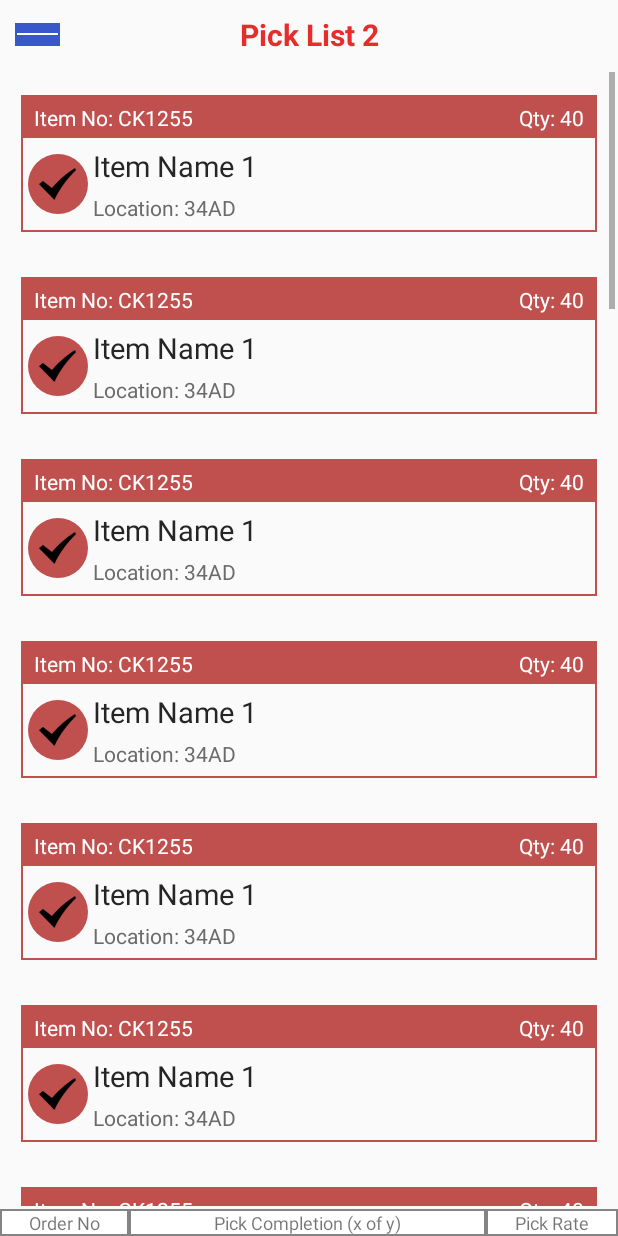
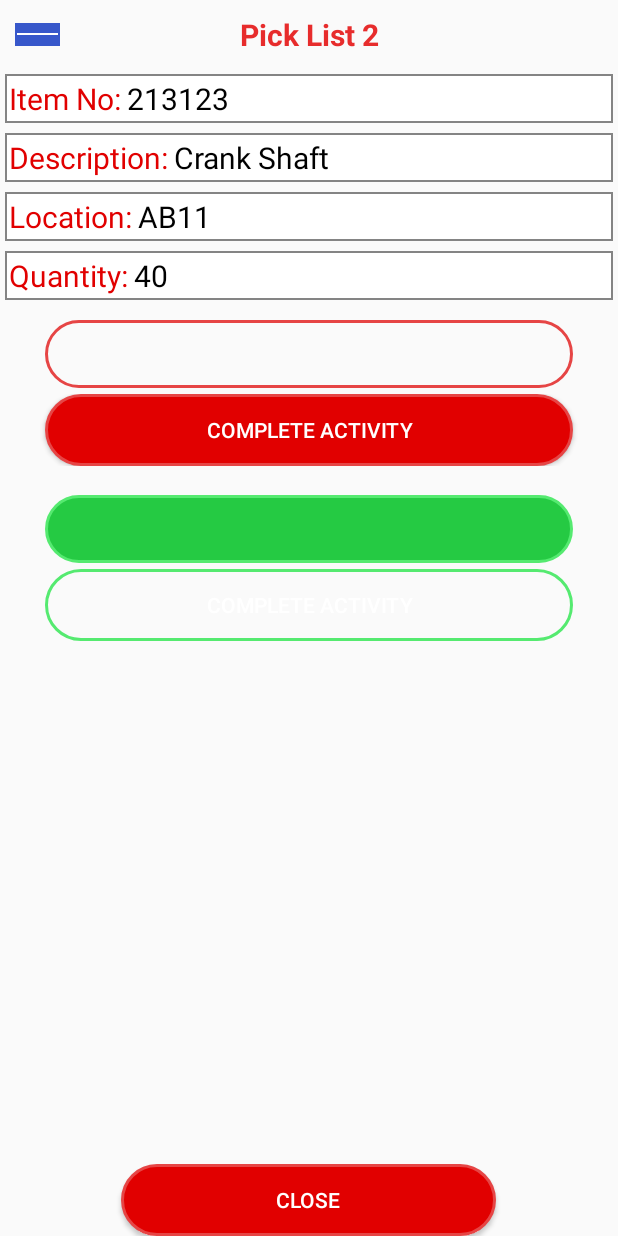
Before and after one commit to rahulrainaaa/TestApp, an Android app: the PickListActivity screen opened directly, with no data from a screen before it, after a tap on "Item No: CK1255", on a phone screen of 412 x 824 dp. Run offline under Robolectric (Android 15) with nearby library versions, the phone set to English and light mode, and no system bars.

Commit message:
Initial Commit

```diff
--- a/app/build.gradle
+++ b/app/build.gradle
@@ -25,5 +25,6 @@ dependencies {
         exclude group: 'com.android.support', module: 'support-annotations'
     })
     compile 'com.android.support:appcompat-v7:24.2.1'
+    compile 'com.android.support:design:24.2.1'
     testCompile 'junit:junit:4.12'
 }
--- a/app/src/main/AndroidManifest.xml
+++ b/app/src/main/AndroidManifest.xml
@@ -19,7 +19,11 @@
             android:name=".activity.HomePageActivity"
             android:label="Activity List" />
         <activity android:name=".activity.SummaryActivity" />
-        <activity android:name=".activity.PickListActivity"></activity>
+        <activity android:name=".activity.PickListActivity" />
+        <activity
+            android:name=".activity.PickListDetailActivity"
+            android:label="@string/title_activity_pick_list_detail"
+            android:theme="@style/AppTheme.NoActionBar"></activity>
     </application>
 
 </manifest>
--- a/app/src/main/java/app/testapp/activity/PickListActivity.java
+++ b/app/src/main/java/app/testapp/activity/PickListActivity.java
@@ -1,11 +1,11 @@
 package app.testapp.activity;
 
+import android.content.Intent;
 import android.os.Bundle;
 import android.support.v4.app.FragmentActivity;
 import android.view.View;
 import android.widget.AdapterView;
 import android.widget.ListView;
-import android.widget.Toast;
 
 import java.util.ArrayList;
 
@@ -34,6 +34,6 @@ public class PickListActivity extends FragmentActivity implements AdapterView.On
 
     @Override
     public void onItemClick(AdapterView<?> parent, View view, int position, long id) {
-        Toast.makeText(this, "Selected Item: " + position, Toast.LENGTH_SHORT).show();
+        startActivity(new Intent(this, PickListDetailActivity.class));
     }
 }
--- /dev/null
+++ b/app/src/main/java/app/testapp/activity/PickListDetailActivity.java
@@ -0,0 +1,22 @@
+package app.testapp.activity;
+
+import android.os.Bundle;
+import android.support.design.widget.FloatingActionButton;
+import android.support.design.widget.Snackbar;
+import android.support.v4.app.FragmentActivity;
+import android.support.v7.app.AppCompatActivity;
+import android.support.v7.widget.Toolbar;
+import android.view.View;
+
+import app.testapp.R;
+
+public class PickListDetailActivity extends FragmentActivity {
+
+    @Override
+    protected void onCreate(Bundle savedInstanceState) {
+        super.onCreate(savedInstanceState);
+        setContentView(R.layout.activity_pick_list_detail);
+
+    }
+
+}
--- /dev/null
+++ b/app/src/main/res/drawable/circleshape_bordergreen.xml
@@ -0,0 +1,17 @@
+<shape xmlns:android="http://schemas.android.com/apk/res/android"
+    android:shape="rectangle">
+
+
+    <stroke
+        android:width="2dp"
+        android:color="#55ea70" />
+
+    <padding
+        android:bottom="0dp"
+        android:left="0dp"
+        android:right="0dp"
+        android:top="0dp" />
+
+    <corners android:radius="70dp" />
+
+</shape>
--- /dev/null
+++ b/app/src/main/res/drawable/circleshape_borderred.xml
@@ -0,0 +1,17 @@
+<shape xmlns:android="http://schemas.android.com/apk/res/android"
+    android:shape="rectangle">
+
+
+    <stroke
+        android:width="2dp"
+        android:color="#e64545" />
+
+    <padding
+        android:bottom="0dp"
+        android:left="0dp"
+        android:right="0dp"
+        android:top="0dp" />
+
+    <corners android:radius="70dp" />
+
+</shape>
--- /dev/null
+++ b/app/src/main/res/layout/activity_pick_list_detail.xml
@@ -0,0 +1,262 @@
+<?xml version="1.0" encoding="utf-8"?>
+<RelativeLayout xmlns:android="http://schemas.android.com/apk/res/android"
+    android:layout_width="match_parent"
+    android:layout_height="match_parent">
+
+    <LinearLayout
+        android:id="@+id/linearLayout2"
+        android:layout_width="match_parent"
+        android:layout_height="wrap_content"
+        android:layout_marginBottom="5dp"
+        android:layout_marginTop="5dp"
+        android:gravity="center_vertical"
+        android:orientation="horizontal">
+
+        <LinearLayout
+            android:id="@+id/menu_layout"
+            android:layout_width="30dp"
+            android:layout_height="15dp"
+            android:layout_margin="10dp"
+            android:background="#3757ca"
+            android:gravity="center">
+
+            <LinearLayout
+                android:layout_width="match_parent"
+                android:layout_height="1dp"
+                android:layout_margin="1dp"
+                android:background="#ffffff" />
+
+        </LinearLayout>
+
+        <TextView
+            android:layout_width="match_parent"
+            android:layout_height="wrap_content"
+            android:gravity="center"
+            android:paddingRight="50dp"
+            android:text="Pick List 2"
+            android:textColor="#e72c2c"
+            android:textSize="20dp"
+            android:textStyle="bold" />
+
+    </LinearLayout>
+
+    <ScrollView
+        android:layout_width="match_parent"
+        android:layout_height="match_parent"
+        android:layout_above="@+id/linearLayout"
+        android:layout_below="@+id/linearLayout2">
+
+        <LinearLayout
+            android:layout_width="match_parent"
+            android:layout_height="match_parent"
+            android:orientation="vertical">
+
+            <LinearLayout
+                android:layout_width="match_parent"
+                android:layout_height="wrap_content"
+                android:layout_margin="3dp"
+                android:background="@drawable/rect_border"
+                android:orientation="horizontal">
+
+                <TextView
+                    android:layout_width="wrap_content"
+                    android:layout_height="wrap_content"
+                    android:layout_margin="2dp"
+                    android:text="Item No:"
+                    android:textColor="#e10000"
+                    android:textSize="20dp" />
+
+                <TextView
+                    android:layout_width="wrap_content"
+                    android:layout_height="wrap_content"
+                    android:layout_margin="2dp"
+                    android:text="213123"
+                    android:textColor="#000000"
+                    android:textSize="20dp" />
+
+            </LinearLayout>
+
+            <LinearLayout
+                android:layout_width="match_parent"
+                android:layout_height="wrap_content"
+                android:layout_margin="3dp"
+                android:background="@drawable/rect_border"
+                android:orientation="horizontal">
+
+                <TextView
+                    android:layout_width="wrap_content"
+                    android:layout_height="wrap_content"
+                    android:layout_margin="2dp"
+                    android:text="Description:"
+                    android:textColor="#e10000"
+                    android:textSize="20dp" />
+
+                <TextView
+                    android:layout_width="wrap_content"
+                    android:layout_height="wrap_content"
+                    android:layout_margin="2dp"
+                    android:text="Crank Shaft"
+                    android:textColor="#000000"
+                    android:textSize="20dp" />
+
+            </LinearLayout>
+
+            <LinearLayout
+                android:layout_width="match_parent"
+                android:layout_height="wrap_content"
+                android:layout_margin="3dp"
+                android:background="@drawable/rect_border"
+                android:orientation="horizontal">
+
+                <TextView
+                    android:layout_width="wrap_content"
+                    android:layout_height="wrap_content"
+                    android:layout_margin="2dp"
+                    android:text="Location:"
+                    android:textColor="#e10000"
+                    android:textSize="20dp" />
+
+                <TextView
+                    android:layout_width="wrap_content"
+                    android:layout_height="wrap_content"
+                    android:layout_margin="2dp"
+                    android:text="AB11"
+                    android:textColor="#000000"
+                    android:textSize="20dp" />
+
+            </LinearLayout>
+
+            <LinearLayout
+                android:layout_width="match_parent"
+                android:layout_height="wrap_content"
+                android:layout_margin="3dp"
+                android:background="@drawable/rect_border"
+                android:orientation="horizontal">
+
+                <TextView
+                    android:layout_width="wrap_content"
+                    android:layout_height="wrap_content"
+                    android:layout_margin="2dp"
+                    android:text="Quantity:"
+                    android:textColor="#e10000"
+                    android:textSize="20dp" />
+
+                <TextView
+                    android:layout_width="wrap_content"
+                    android:layout_height="wrap_content"
+                    android:layout_margin="2dp"
+                    android:text="40"
+                    android:textColor="#000000"
+                    android:textSize="20dp" />
+
+            </LinearLayout>
+
+            <LinearLayout
+                android:layout_width="match_parent"
+                android:layout_height="wrap_content"
+                android:layout_above="@+id/linearLayout6"
+                android:layout_alignParentLeft="true"
+                android:layout_alignParentStart="true"
+                android:layout_marginTop="10dp"
+                android:gravity="center"
+                android:orientation="horizontal">
+
+                <Spinner
+                    android:layout_width="match_parent"
+                    android:layout_height="45dp"
+                    android:layout_marginLeft="30dp"
+                    android:layout_marginRight="30dp"
+                    android:background="@drawable/circleshape_borderred" />
+
+            </LinearLayout>
+
+            <LinearLayout
+                android:id="@+id/linearLayout6"
+                android:layout_width="match_parent"
+                android:layout_height="wrap_content"
+                android:layout_above="@+id/linearLayout4"
+                android:layout_alignParentLeft="true"
+                android:layout_alignParentStart="true"
+                android:layout_marginTop="4dp"
+                android:gravity="center"
+                android:orientation="horizontal">
+
+                <Button
+                    android:layout_width="match_parent"
+                    android:layout_height="wrap_content"
+                    android:layout_marginLeft="30dp"
+                    android:layout_marginRight="30dp"
+                    android:background="@drawable/circleshape_red"
+                    android:text="COMPLETE ACTIVITY"
+                    android:textColor="#ffffff" />
+
+            </LinearLayout>
+
+            <LinearLayout
+                android:id="@+id/linearLayout4"
+                android:layout_width="match_parent"
+                android:layout_height="wrap_content"
+                android:layout_above="@+id/linearLayout5"
+                android:layout_alignParentLeft="true"
+                android:layout_alignParentStart="true"
+                android:layout_marginTop="19dp"
+                android:gravity="center"
+                android:orientation="horizontal">
+
+                <Spinner
+                    android:layout_width="match_parent"
+                    android:layout_height="45dp"
+                    android:layout_marginLeft="30dp"
+                    android:layout_marginRight="30dp"
+                    android:background="@drawable/circleshape_green" />
+
+            </LinearLayout>
+
+            <LinearLayout
+                android:id="@+id/linearLayout5"
+                android:layout_width="match_parent"
+                android:layout_height="wrap_content"
+                android:layout_above="@+id/linearLayout"
+                android:layout_alignParentLeft="true"
+                android:layout_alignParentStart="true"
+                android:layout_marginTop="4dp"
+                android:gravity="center"
+                android:orientation="horizontal">
+
+                <Button
+                    android:layout_width="match_parent"
+                    android:layout_height="wrap_content"
+                    android:layout_marginLeft="30dp"
+                    android:layout_marginRight="30dp"
+                    android:background="@drawable/circleshape_bordergreen"
+                    android:text="COMPLETE ACTIVITY"
+                    android:textColor="#ffffff" />
+
+            </LinearLayout>
+
+        </LinearLayout>
+
+    </ScrollView>
+
+    <LinearLayout
+        android:id="@+id/linearLayout"
+        android:layout_width="match_parent"
+        android:layout_height="wrap_content"
+        android:layout_alignParentBottom="true"
+        android:layout_alignParentLeft="true"
+        android:layout_alignParentStart="true"
+        android:gravity="center"
+        android:orientation="horizontal">
+
+        <Button
+            android:layout_width="250dp"
+            android:layout_height="wrap_content"
+            android:layout_marginLeft="5dp"
+            android:layout_marginRight="5dp"
+            android:background="@drawable/circleshape_red"
+            android:text="Close"
+            android:textColor="#ffffff" />
+
+    </LinearLayout>
+
+</RelativeLayout>
--- /dev/null
+++ b/app/src/main/res/values-v21/styles.xml
@@ -0,0 +1,9 @@
+<resources>
+
+    <style name="AppTheme.NoActionBar">
+        <item name="windowActionBar">false</item>
+        <item name="windowNoTitle">true</item>
+        <item name="android:windowDrawsSystemBarBackgrounds">true</item>
+        <item name="android:statusBarColor">@android:color/transparent</item>
+    </style>
+</resources>
--- a/app/src/main/res/values/dimens.xml
+++ b/app/src/main/res/values/dimens.xml
@@ -2,4 +2,5 @@
     <!-- Default screen margins, per the Android Design guidelines. -->
     <dimen name="activity_horizontal_margin">16dp</dimen>
     <dimen name="activity_vertical_margin">16dp</dimen>
+    <dimen name="fab_margin">16dp</dimen>
 </resources>
--- a/app/src/main/res/values/strings.xml
+++ b/app/src/main/res/values/strings.xml
@@ -1,3 +1,4 @@
 <resources>
     <string name="app_name">TestApp</string>
+    <string name="title_activity_pick_list_detail">PickListDetailActivity</string>
 </resources>
--- a/app/src/main/res/values/styles.xml
+++ b/app/src/main/res/values/styles.xml
@@ -8,4 +8,13 @@
         <item name="colorAccent">@color/colorAccent</item>
     </style>
 
+    <style name="AppTheme.NoActionBar">
+        <item name="windowActionBar">false</item>
+        <item name="windowNoTitle">true</item>
+    </style>
+
+    <style name="AppTheme.AppBarOverlay" parent="ThemeOverlay.AppCompat.Dark.ActionBar" />
+
+    <style name="AppTheme.PopupOverlay" parent="ThemeOverlay.AppCompat.Light" />
+
 </resources>
```
